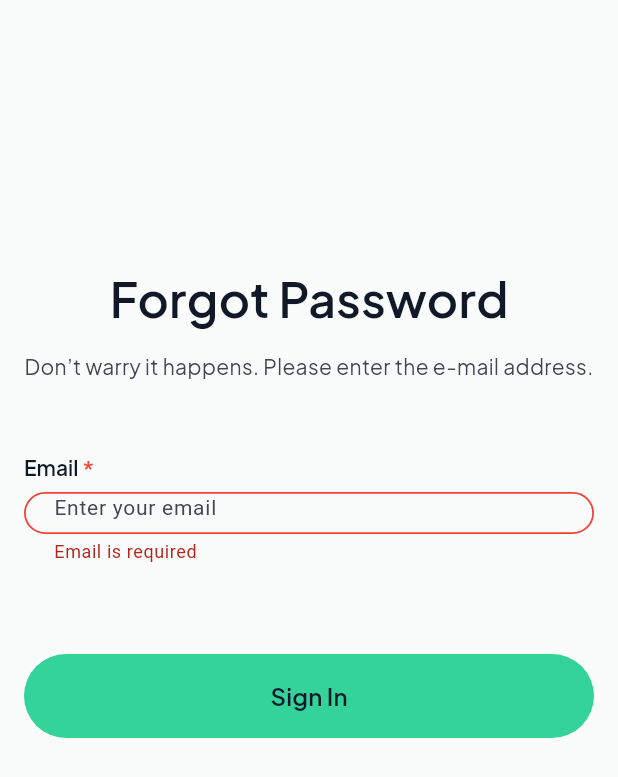
After one commit to Dev-Ninjas-Backup/chrisimhof, a Flutter app: the ForgetPasswordEmailScreen screen opened by its route, after a tap on "Sign In", on a phone screen of 412 x 824 dp. The commit adds this screen. Shown: the top 777 px of the screen. Run offline on Flutter 3.47's test engine with Material 3 defaults, Android fonts, the phone set to English and light mode, and no system bars; our stand-ins replace fl_chart, flutter_easyloading, get, google_fonts, image_picker; project files that could hold a hidden picture were left out.

Commit message:
Forget Pass Email Screen Complete.

```diff
--- /dev/null
+++ b/lib/features/auth/forget_password/controller/forget_password_controller.dart
@@ -0,0 +1,32 @@
+import 'package:flutter/material.dart';
+import 'package:flutter_easyloading/flutter_easyloading.dart';
+import 'package:get/get.dart';
+
+class ForgetPasswordController extends GetxController {
+  final emailController = TextEditingController();
+  final isLoading = false.obs;
+
+  String? validateEmail(String? value) {
+    if (value == null || value.trim().isEmpty) {
+      return 'Email is required';
+    }
+    if (!RegExp(r'^[\w-\.]+@([\w-]+\.)+[\w-]{2,4}$').hasMatch(value.trim())) {
+      return 'Please enter a valid email';
+    }
+    return null;
+  }
+
+  Future<void> sendCode() async {
+    isLoading.value = true;
+
+    try {
+      await Future.delayed(const Duration(seconds: 1));
+      // Get.offAll();
+      EasyLoading.showSuccess('Code sent successfully');
+    } catch (e) {
+      EasyLoading.showError('Failed to send code: ${e.toString()}');
+    } finally {
+      isLoading.value = false;
+    }
+  }
+}
--- /dev/null
+++ b/lib/features/auth/forget_password/screen/forget_password_email_screen.dart
@@ -0,0 +1,71 @@
+import 'package:chrisimhof/core/common/widgets/custom_button.dart';
+import 'package:chrisimhof/core/common/widgets/custom_text_form_field.dart';
+import 'package:chrisimhof/core/const/app_colors.dart';
+import 'package:chrisimhof/core/const/global_text_style.dart';
+import 'package:chrisimhof/features/auth/forget_password/controller/forget_password_controller.dart';
+import 'package:flutter/material.dart';
+import 'package:get/get.dart';
+
+class ForgetPasswordEmailScreen extends StatelessWidget {
+  const ForgetPasswordEmailScreen({super.key});
+
+  @override
+  Widget build(BuildContext context) {
+    final controller = Get.put(ForgetPasswordController());
+    final formKey = GlobalKey<FormState>();
+
+    return Scaffold(
+      backgroundColor: AppColors.backgroundColor,
+      body: Padding(
+        padding: EdgeInsets.only(top: 176, left: 16, right: 16),
+        child: Form(
+          key: formKey,
+          child: Column(
+            crossAxisAlignment: CrossAxisAlignment.center,
+            children: [
+              Text(
+                'Forgot Password',
+                style: getTextStyle(
+                  fontSize: 32,
+                  fontWeight: FontWeight.w600,
+                  color: AppColors.primaryTextColor,
+                ),
+              ),
+              SizedBox(height: 12),
+              Text(
+                'Don’t warry it happens. Please enter the e-mail address.',
+                style: getTextStyle(
+                  fontSize: 14,
+                  fontWeight: FontWeight.w400,
+                  color: AppColors.secondaryTextColor,
+                ),
+                textAlign: TextAlign.center,
+              ),
+              SizedBox(height: 48),
+              CustomTextFormField(
+                label: 'Email',
+                hintText: 'Enter your email',
+                isRequired: true,
+                controller: controller.emailController,
+                validator: (value) => controller.validateEmail(value),
+              ),
+              SizedBox(height: 60),
+              Obx(
+                () => CustomButton(
+                  text: 'Sign In',
+                  onTap: controller.isLoading.value
+                      ? null
+                      : () {
+                          if (formKey.currentState!.validate()) {
+                            controller.sendCode();
+                          }
+                        },
+                ),
+              ),
+            ],
+          ),
+        ),
+      ),
+    );
+  }
+}
--- a/lib/features/auth/sign_in/screen/sign_in_screen.dart
+++ b/lib/features/auth/sign_in/screen/sign_in_screen.dart
@@ -89,7 +89,9 @@ class SignInScreen extends StatelessWidget {
                 ),
                 SizedBox(height: 16),
                 GestureDetector(
-                  onTap: () {},
+                  onTap: () {
+                    Get.toNamed('/forgetPasswordEmailScreen');
+                  },
                   child: Align(
                     alignment: Alignment.centerRight,
                     child: Text(
--- a/lib/routes/app_routes.dart
+++ b/lib/routes/app_routes.dart
@@ -1,4 +1,5 @@
 import 'package:chrisimhof/features/auth/create_account/screen/create_account_screen.dart';
+import 'package:chrisimhof/features/auth/forget_password/screen/forget_password_email_screen.dart';
 import 'package:chrisimhof/features/auth/sign_in/screen/sign_in_screen.dart';
 import 'package:chrisimhof/features/settings/change_password/screen/change_password_screen.dart';
 import 'package:chrisimhof/features/splash/screen/splash_screen.dart';
@@ -9,16 +10,22 @@ class AppRoutes {
   static String signInScreen = '/signInScreen';
   static String createAccountScreen = '/createAccountScreen';
   static String changePasswordScreen = '/changePasswordScreen';
+  static String forgetPasswordEmailScreen = '/forgetPasswordEmailScreen';
 
   static String getSplashScreen() => splashScreen;
   static String getSignInScreen() => signInScreen;
   static String getCreateAccountScreen() => createAccountScreen;
   static String getChangePasswordScreen() => changePasswordScreen;
+  static String getForgetPasswordEmailScreen() => forgetPasswordEmailScreen;
 
   static List<GetPage> routes = [
     GetPage(name: splashScreen, page: () => SplashScreen()),
     GetPage(name: signInScreen, page: () => SignInScreen()),
     GetPage(name: createAccountScreen, page: () => CreateAccountScreen()),
     GetPage(name: changePasswordScreen, page: () => ChangePasswordScreen()),
+    GetPage(
+      name: forgetPasswordEmailScreen,
+      page: () => ForgetPasswordEmailScreen(),
+    ),
   ];
 }
```
